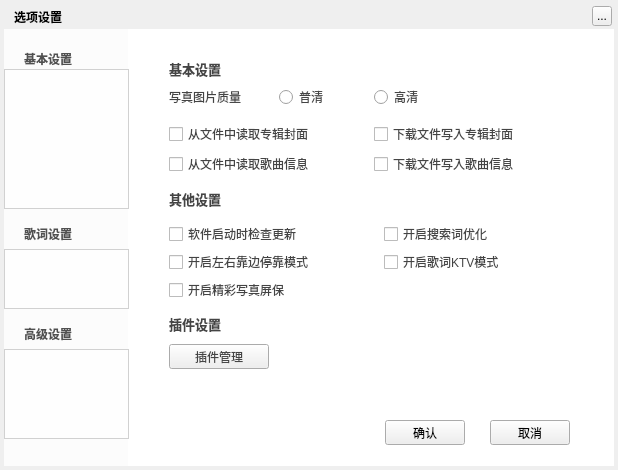
First picture: the form in TTKModule/TTKWidget/musicUiKits/musicWidgetKits/musicsettingwidget.ui, repository Greedysky/TTKMusicPlayer, before the edit.
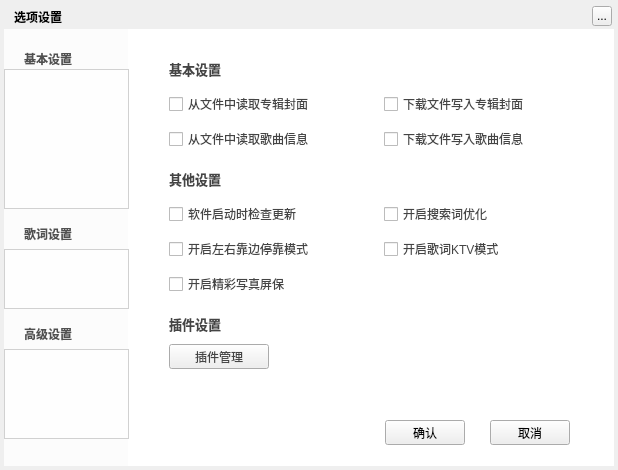
Second picture: the form after the edit. The open tabs and pages were chosen to show the change. Custom widgets are drawn as their Qt base class.

```diff
--- a/TTKModule/TTKWidget/musicUiKits/musicWidgetKits/musicsettingwidget.ui
+++ b/TTKModule/TTKWidget/musicUiKits/musicWidgetKits/musicsettingwidget.ui
@@ -1166,51 +1166,12 @@
       <string>基本设置</string>
      </property>
     </widget>
-    <widget class="QRadioButton" name="otherNormalImageRadioBox">
-     <property name="geometry">
-      <rect>
-       <x>135</x>
-       <y>50</y>
-       <width>80</width>
-       <height>16</height>
-      </rect>
-     </property>
-     <property name="text">
-      <string>普清</string>
-     </property>
-    </widget>
-    <widget class="QRadioButton" name="otherHeighImageRadioBox">
-     <property name="geometry">
-      <rect>
-       <x>230</x>
-       <y>50</y>
-       <width>80</width>
-       <height>16</height>
-      </rect>
-     </property>
-     <property name="text">
-      <string>高清</string>
-     </property>
-    </widget>
-    <widget class="QLabel" name="otherImageLabel">
-     <property name="geometry">
-      <rect>
-       <x>25</x>
-       <y>50</y>
-       <width>101</width>
-       <height>16</height>
-      </rect>
-     </property>
-     <property name="text">
-      <string>写真图片质量</string>
-     </property>
-    </widget>
     <widget class="QCheckBox" name="otherCheckUpdateBox">
      <property name="geometry">
       <rect>
        <x>25</x>
-       <y>185</y>
-       <width>190</width>
+       <y>165</y>
+       <width>210</width>
        <height>20</height>
       </rect>
      </property>
@@ -1222,8 +1183,8 @@
      <property name="geometry">
       <rect>
        <x>25</x>
-       <y>213</y>
-       <width>190</width>
+       <y>200</y>
+       <width>210</width>
        <height>20</height>
       </rect>
      </property>
@@ -1235,8 +1196,8 @@
      <property name="geometry">
       <rect>
        <x>25</x>
-       <y>85</y>
-       <width>190</width>
+       <y>55</y>
+       <width>210</width>
        <height>20</height>
       </rect>
      </property>
@@ -1248,8 +1209,8 @@
      <property name="geometry">
       <rect>
        <x>25</x>
-       <y>115</y>
-       <width>190</width>
+       <y>90</y>
+       <width>210</width>
        <height>20</height>
       </rect>
      </property>
@@ -1261,7 +1222,7 @@
      <property name="geometry">
       <rect>
        <x>25</x>
-       <y>150</y>
+       <y>130</y>
        <width>415</width>
        <height>20</height>
       </rect>
@@ -1279,8 +1240,8 @@
      <property name="geometry">
       <rect>
        <x>240</x>
-       <y>185</y>
-       <width>190</width>
+       <y>165</y>
+       <width>200</width>
        <height>20</height>
       </rect>
      </property>
@@ -1292,8 +1253,8 @@
      <property name="geometry">
       <rect>
        <x>240</x>
-       <y>213</y>
-       <width>190</width>
+       <y>200</y>
+       <width>200</width>
        <height>20</height>
       </rect>
      </property>
@@ -1304,9 +1265,9 @@
     <widget class="QCheckBox" name="otherWriteAlbumCoverCheckBox">
      <property name="geometry">
       <rect>
-       <x>230</x>
-       <y>85</y>
-       <width>190</width>
+       <x>240</x>
+       <y>55</y>
+       <width>200</width>
        <height>20</height>
       </rect>
      </property>
@@ -1317,9 +1278,9 @@
     <widget class="QCheckBox" name="otherWriteInfoCheckBox">
      <property name="geometry">
       <rect>
-       <x>230</x>
-       <y>115</y>
-       <width>190</width>
+       <x>240</x>
+       <y>90</y>
+       <width>200</width>
        <height>20</height>
       </rect>
      </property>
@@ -1331,8 +1292,8 @@
      <property name="geometry">
       <rect>
        <x>25</x>
-       <y>241</y>
-       <width>190</width>
+       <y>235</y>
+       <width>200</width>
        <height>20</height>
       </rect>
      </property>
```
Left out of the diff: 2 changed lines with no effect on the pictures.
